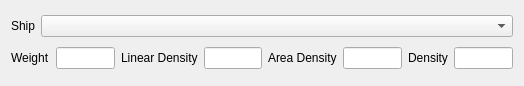
The window that freecad/ship/resources/ui/TaskPanel_shipCreateWeight.ui (FreeCAD/freecad.ship) describes before a commit, drawn with Qt 5.
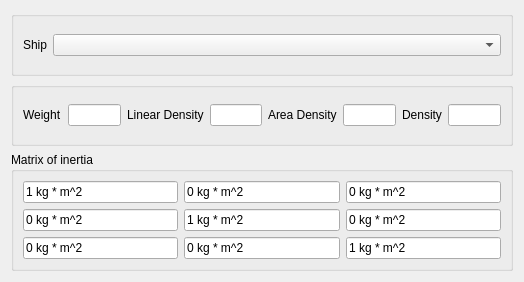
The same window after the commit. Custom widgets are drawn as their Qt base class.

Commit message: Added inertia to the weights

```diff
--- a/freecad/ship/resources/ui/TaskPanel_shipCreateWeight.ui
+++ b/freecad/ship/resources/ui/TaskPanel_shipCreateWeight.ui
@@ -7,7 +7,7 @@
     <x>0</x>
     <y>0</y>
     <width>524</width>
-    <height>86</height>
+    <height>282</height>
    </rect>
   </property>
   <property name="sizePolicy">
@@ -29,8 +29,195 @@
    <string>Create a new weight. If the selection contains just points, the weight will be featured by its Mass. If lines are also selected then the weight is featured by its Linear Density. If surfaces are also selected, then the weight is featured by its Surface Density. Finally, if one or more solids can be found in the selection then the weight is featured by its Density.</string>
   </property>
   <layout class="QGridLayout" name="gridLayout">
+   <item row="3" column="0">
+    <widget class="QGroupBox" name="group_inertia">
+     <property name="toolTip">
+      <string>While solid, surface and line weights inertia can be automatically computed, punctual masses require to specify such inertia matrix manually</string>
+     </property>
+     <property name="title">
+      <string>Matrix of inertia</string>
+     </property>
+     <layout class="QGridLayout" name="gridLayout_2">
+      <item row="2" column="1">
+       <widget class="Gui::InputField" name="Izy">
+        <property name="sizePolicy">
+         <sizepolicy hsizetype="Expanding" vsizetype="Fixed">
+          <horstretch>0</horstretch>
+          <verstretch>0</verstretch>
+         </sizepolicy>
+        </property>
+        <property name="text">
+         <string notr="true">0 kg * m^2</string>
+        </property>
+        <property name="unit" stdset="0">
+         <string notr="true">kg * m^2</string>
+        </property>
+        <property name="quantity" stdset="0">
+         <double>0.000000000000000</double>
+        </property>
+       </widget>
+      </item>
+      <item row="0" column="0">
+       <widget class="Gui::InputField" name="Ixx">
+        <property name="sizePolicy">
+         <sizepolicy hsizetype="Expanding" vsizetype="Fixed">
+          <horstretch>0</horstretch>
+          <verstretch>0</verstretch>
+         </sizepolicy>
+        </property>
+        <property name="text">
+         <string notr="true">1 kg * m^2</string>
+        </property>
+        <property name="unit" stdset="0">
+         <string notr="true">kg * m^2</string>
+        </property>
+        <property name="quantity" stdset="0">
+         <double>1.000000000000000</double>
+        </property>
+       </widget>
+      </item>
+      <item row="0" column="1">
+       <widget class="Gui::InputField" name="Ixy">
+        <property name="sizePolicy">
+         <sizepolicy hsizetype="Expanding" vsizetype="Fixed">
+          <horstretch>0</horstretch>
+          <verstretch>0</verstretch>
+         </sizepolicy>
+        </property>
+        <property name="text">
+         <string notr="true">0 kg * m^2</string>
+        </property>
+        <property name="unit" stdset="0">
+         <string notr="true">kg * m^2</string>
+        </property>
+        <property name="quantity" stdset="0">
+         <double>0.000000000000000</double>
+        </property>
+       </widget>
+      </item>
+      <item row="1" column="2">
+       <widget class="Gui::InputField" name="Iyz">
+        <property name="sizePolicy">
+         <sizepolicy hsizetype="Expanding" vsizetype="Fixed">
+          <horstretch>0</horstretch>
+          <verstretch>0</verstretch>
+         </sizepolicy>
+        </property>
+        <property name="text">
+         <string notr="true">0 kg * m^2</string>
+        </property>
+        <property name="unit" stdset="0">
+         <string notr="true">kg * m^2</string>
+        </property>
+        <property name="quantity" stdset="0">
+         <double>0.000000000000000</double>
+        </property>
+       </widget>
+      </item>
+      <item row="0" column="2">
+       <widget class="Gui::InputField" name="Ixz">
+        <property name="sizePolicy">
+         <sizepolicy hsizetype="Expanding" vsizetype="Fixed">
+          <horstretch>0</horstretch>
+          <verstretch>0</verstretch>
+         </sizepolicy>
+        </property>
+        <property name="text">
+         <string notr="true">0 kg * m^2</string>
+        </property>
+        <property name="unit" stdset="0">
+         <string notr="true">kg * m^2</string>
+        </property>
+        <property name="quantity" stdset="0">
+         <double>0.000000000000000</double>
+        </property>
+       </widget>
+      </item>
+      <item row="2" column="0">
+       <widget class="Gui::InputField" name="Izx">
+        <property name="sizePolicy">
+         <sizepolicy hsizetype="Expanding" vsizetype="Fixed">
+          <horstretch>0</horstretch>
+          <verstretch>0</verstretch>
+         </sizepolicy>
+        </property>
+        <property name="text">
+         <string notr="true">0 kg * m^2</string>
+        </property>
+        <property name="unit" stdset="0">
+         <string notr="true">kg * m^2</string>
+        </property>
+        <property name="quantity" stdset="0">
+         <double>0.000000000000000</double>
+        </property>
+       </widget>
+      </item>
    <item row="1" column="0">
-    <layout class="QHBoxLayout" name="group0_ship">
+       <widget class="Gui::InputField" name="Iyx">
+        <property name="sizePolicy">
+         <sizepolicy hsizetype="Expanding" vsizetype="Fixed">
+          <horstretch>0</horstretch>
+          <verstretch>0</verstretch>
+         </sizepolicy>
+        </property>
+        <property name="text">
+         <string notr="true">0 kg * m^2</string>
+        </property>
+        <property name="unit" stdset="0">
+         <string notr="true">kg * m^2</string>
+        </property>
+        <property name="quantity" stdset="0">
+         <double>0.000000000000000</double>
+        </property>
+       </widget>
+      </item>
+      <item row="1" column="1">
+       <widget class="Gui::InputField" name="Iyy">
+        <property name="sizePolicy">
+         <sizepolicy hsizetype="Expanding" vsizetype="Fixed">
+          <horstretch>0</horstretch>
+          <verstretch>0</verstretch>
+         </sizepolicy>
+        </property>
+        <property name="text">
+         <string notr="true">1 kg * m^2</string>
+        </property>
+        <property name="unit" stdset="0">
+         <string notr="true">kg * m^2</string>
+        </property>
+        <property name="quantity" stdset="0">
+         <double>1.000000000000000</double>
+        </property>
+       </widget>
+      </item>
+      <item row="2" column="2">
+       <widget class="Gui::InputField" name="Izz">
+        <property name="sizePolicy">
+         <sizepolicy hsizetype="Expanding" vsizetype="Fixed">
+          <horstretch>0</horstretch>
+          <verstretch>0</verstretch>
+         </sizepolicy>
+        </property>
+        <property name="text">
+         <string notr="true">1 kg * m^2</string>
+        </property>
+        <property name="unit" stdset="0">
+         <string notr="true">kg * m^2</string>
+        </property>
+        <property name="quantity" stdset="0">
+         <double>1.000000000000000</double>
+        </property>
+       </widget>
+      </item>
+     </layout>
+    </widget>
+   </item>
+   <item row="1" column="0">
+    <widget class="QGroupBox" name="group_ship">
+     <property name="toolTip">
+      <string>You should select the ship owning this weight</string>
+     </property>
+     <layout class="QHBoxLayout" name="group0_ship_kk">
      <item>
       <widget class="QLabel" name="ship_label">
        <property name="sizePolicy">
@@ -55,9 +242,14 @@
       </widget>
      </item>
     </layout>
+    </widget>
    </item>
    <item row="2" column="0">
-    <layout class="QHBoxLayout" name="group1_point">
+    <widget class="QGroupBox" name="group_mass">
+     <property name="toolTip">
+      <string>You must specify the mass. The way mass is defined depends on the kind of element that represents the weight, i.e. density is provided for solids, area density for surfaces, line density for lines, and the mass it self for points. </string>
+     </property>
+     <layout class="QHBoxLayout" name="group1_point_kk">
      <property name="spacing">
       <number>6</number>
      </property>
@@ -178,6 +370,7 @@
       </widget>
      </item>
     </layout>
+    </widget>
    </item>
   </layout>
  </widget>
```
Lines whose indentation alone changed are shown as unchanged. The commit also changes 3 other files.
